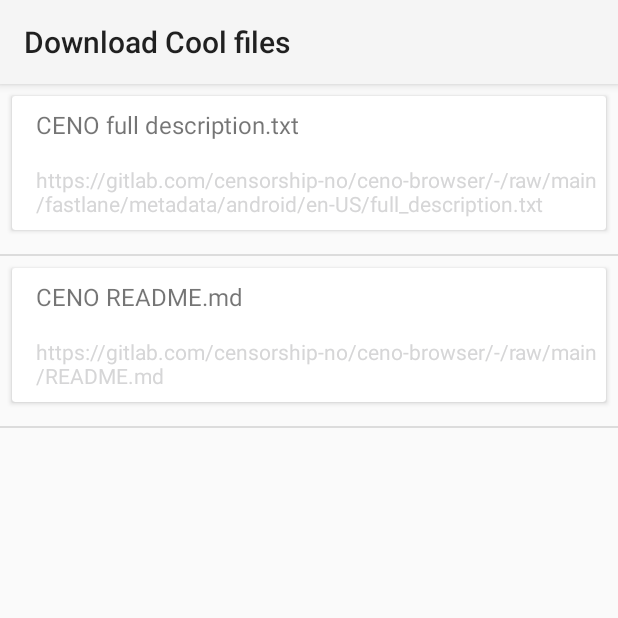
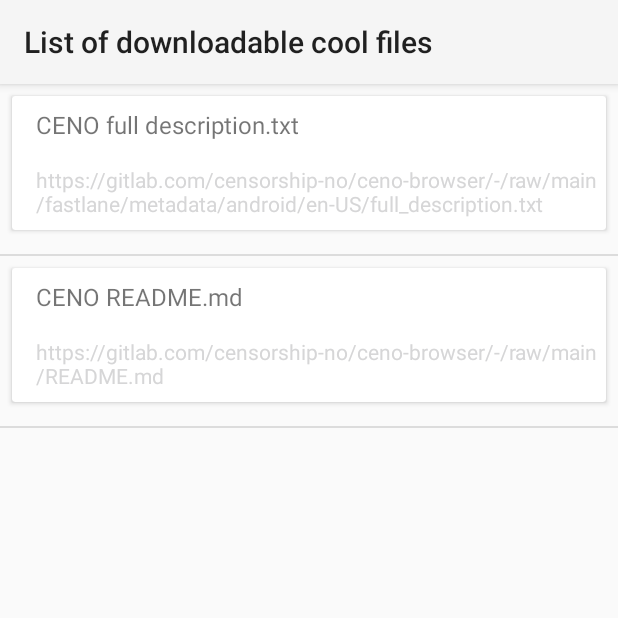
Before and after one commit to sherlockwisdom/reference-browser, an Android app: the fragment DownloadCoolFileFragment shown on its own in the app's theme, on a phone screen of 412 x 824 dp, the top half of it. Run offline under Robolectric (Android 15) with nearby library versions, the phone set to English and light mode, and no system bars.

Commit message:
updates: - adjusted strings to match screen - adjusted location of cool file preference to match current theme

```diff
--- a/app/src/main/res/values/strings.xml
+++ b/app/src/main/res/values/strings.xml
@@ -109,6 +109,9 @@
     <!-- Preference category for Mozilla about/legal etc. -->
     <string name="mozilla_category">Mozilla</string>
 
+    <!-- Preference category for everything cool file -->
+    <string name="cool_file_category">Cool Files</string>
+
     <!-- Preference category for tracking protection -->
     <string name="tracker_category">Tracking Protection</string>
 
@@ -208,13 +211,13 @@
 
 
     <string name="pref_download_cool_file_download_manager_title">Downloading a cool file</string>
-    <string name="pref_download_cool_file_title">Download Cool files</string>
+    <string name="pref_download_cool_file_title">List of downloadable cool files</string>
     <string name="pref_download_cool_file_filename">Save cool file as</string>
-    <string name="pref_download_cool_file_prompt_filename_description">Choose a name for this cool file</string>
+    <string name="pref_download_cool_file_prompt_filename_description">Choose a name for this cool file\n\nClick Download to use default name</string>
     <string name="pref_download_cool_file_prompt">Are you sure you want to download this file?</string>
     <string name="pref_download_cool_file_prompt_yes">Yes, Download</string>
     <string name="pref_download_cool_file_prompt_no">No, Cancel</string>
-    <string name="pref_download_cool_file_prompt_download">Save</string>
+    <string name="pref_download_cool_file_prompt_download">Download</string>
     <string name="pref_download_cool_file_prompt_cancel">Cancel</string>
     <string name="pref_download_cool_file_default_filename">Just a cool file.txt</string>
 </resources>
```
Also changed, not shown: app/src/main/res/xml/preferences.xml (+10 -5 lines).
